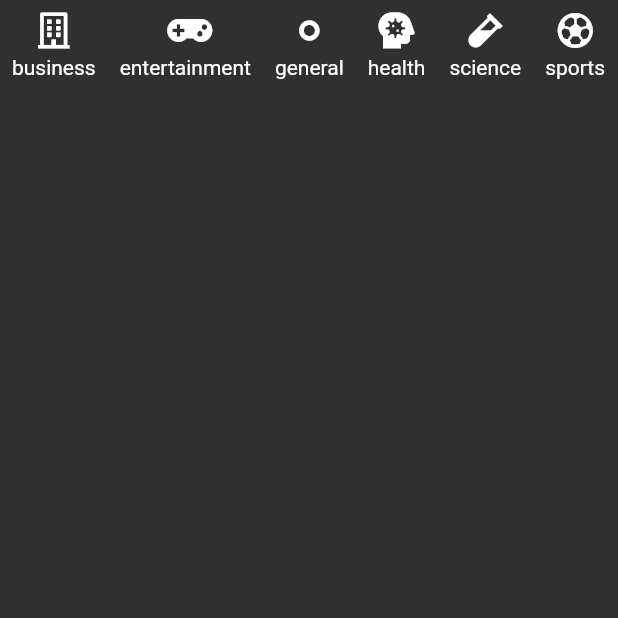
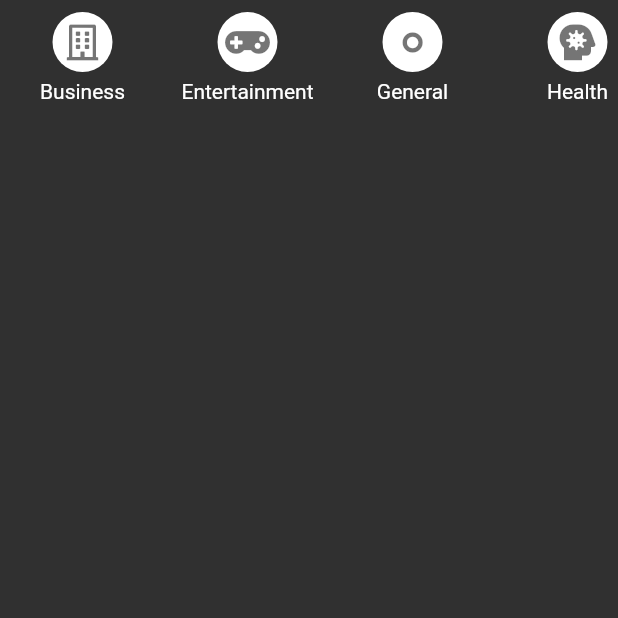
Before and after one commit to AngelIsaiRB/AppNoticias, a Flutter app: the Tab2Page screen opened directly, on a phone screen of 412 x 824 dp, the top half of it. Run offline on Flutter 3.47's test engine with Material 2 defaults, Android fonts, the phone set to English and light mode, and no system bars; our stand-ins replace font_awesome_flutter; network calls fail.

Commit message:
News desing pt3

```diff
--- a/app_noticias/lib/src/pages/tab2_page.dart
+++ b/app_noticias/lib/src/pages/tab2_page.dart
@@ -1,3 +1,4 @@
+import 'package:app_noticias/src/models/category_model.dart';
 import 'package:app_noticias/src/services/news_services.dart';
 import 'package:flutter/material.dart';
 import 'package:provider/provider.dart';
@@ -31,17 +32,45 @@ class _ListaCategorias extends StatelessWidget {
       scrollDirection: Axis.horizontal,
       itemCount: categories.length,
       itemBuilder: (BuildContext context, int index) {
-        return Padding(
-          padding: EdgeInsets.all(8),
-          child: Column(
-            children: [
-              Icon(categories[index].icon),
-              SizedBox(height: 5,),
-               Text(categories[index].name)
-            ],
+        final cname = categories[index].name;
+        return Container(
+          width: 110,
+          child: Padding(
+            padding: EdgeInsets.all(8),
+            child: Column(
+              children: [
+                _Categorybutton(category: categories[index]),
+                SizedBox(height: 5,),
+                 Text("${cname[0].toUpperCase()}${cname.substring(1)}")
+              ],
+            ),
           ),
         );
      },
     );
   }
 }
+
+class _Categorybutton extends StatelessWidget {
+
+  final Category category;
+
+  const _Categorybutton({this.category});
+
+
+  @override
+  Widget build(BuildContext context) {
+    return GestureDetector(
+      onTap: (){},
+      child: Container(
+        width: 40,
+        height: 40,
+        decoration: BoxDecoration(
+          shape: BoxShape.circle,
+          color: Colors.white
+        ),
+        child: Icon(category.icon, color: Colors.black54,),
+      ),
+    );
+  }
+}
```
